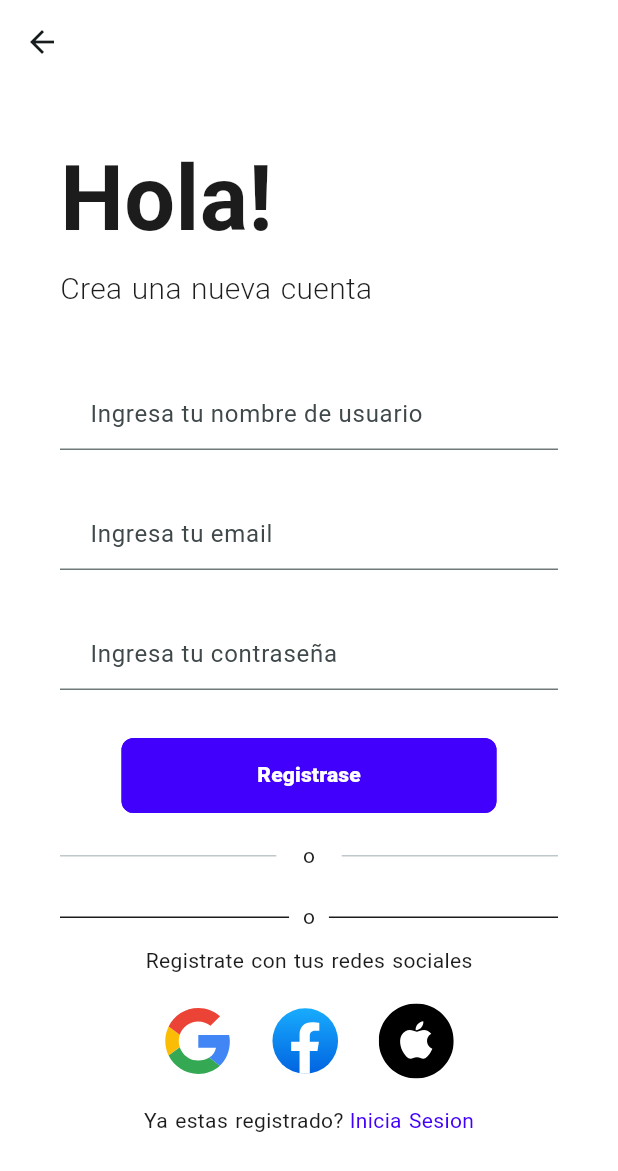
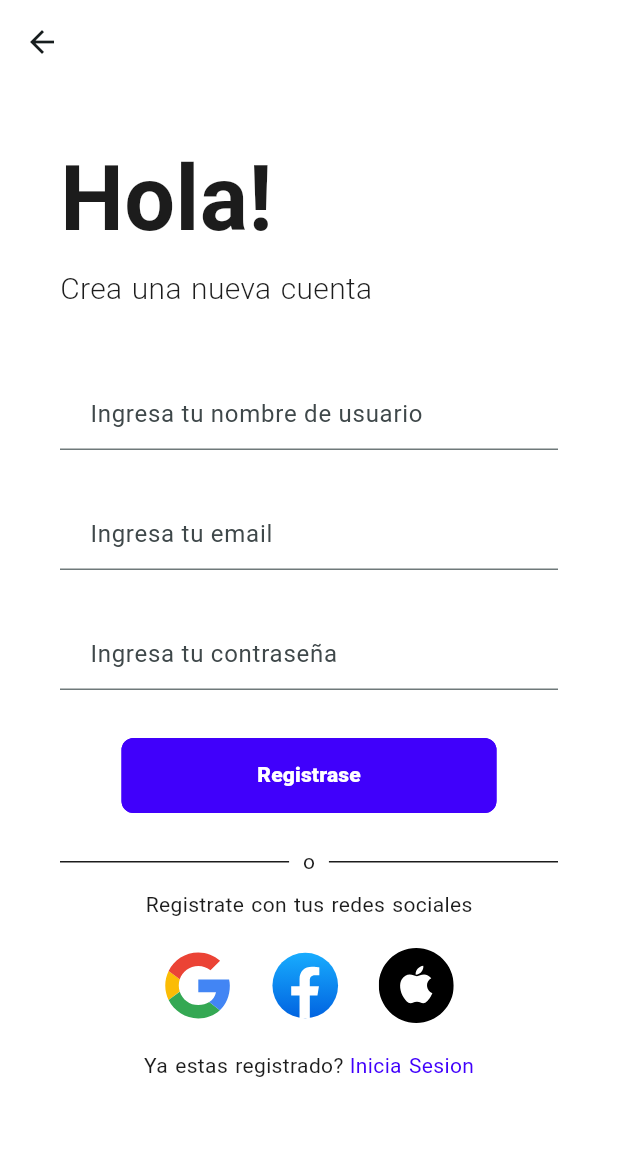
Before and after one commit to JhonatanAlvarezDhoz/SurveyApp, a Flutter app: the RegisterPage screen opened by its route, on a phone screen of 412 x 824 dp. Shown: the top 1171 px of the screen. Run offline on Flutter 3.47's test engine with Material 3 defaults, Android fonts, the phone set to English and light mode, and no system bars; drawn by our look-alikes of flutter_form_builder; our stand-ins replace bloc, equatable, flutter_bloc, flutter_dotenv, flutter_screenutil, flutter_svg and 2 more; accounts and stored records are empty.

Commit message:
Fixing register form

```diff
--- a/lib/modules/login/ui/widgets/w_register_form.dart
+++ b/lib/modules/login/ui/widgets/w_register_form.dart
@@ -129,28 +129,6 @@ class _RegisterFormState extends State<RegisterForm> {
                         ],
                       ),
                       gapH20,
-                      Row(
-                        mainAxisAlignment: MainAxisAlignment.spaceBetween,
-                        children: [
-                          SizedBox(
-                              width: constraints.maxWidth * 0.35,
-                              child: const CustomDivider(
-                                newColor: ThemeColors.tertiary,
-                                size: 1,
-                              )),
-                          Center(
-                              child: CustomText(
-                            text: ' o ',
-                          )),
-                          SizedBox(
-                              width: constraints.maxWidth * 0.35,
-                              child: const CustomDivider(
-                                newColor: ThemeColors.tertiary,
-                                size: 1,
-                              )),
-                        ],
-                      ),
-                      gapH20,
                       const SocialMediaIcons()
                     ],
                   ),
```
